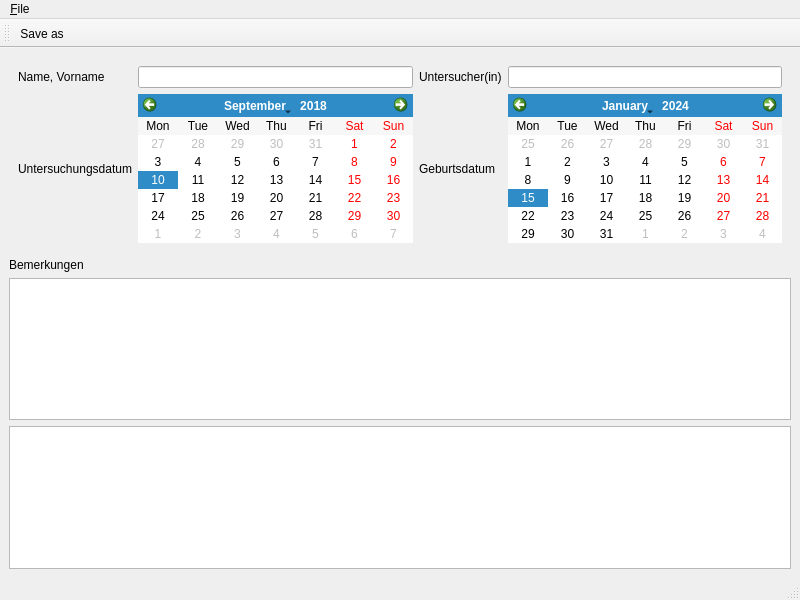
Before: the Qt Designer form source/mainwindow.ui in mandlm/ESGRAF48, drawn with Qt 5.
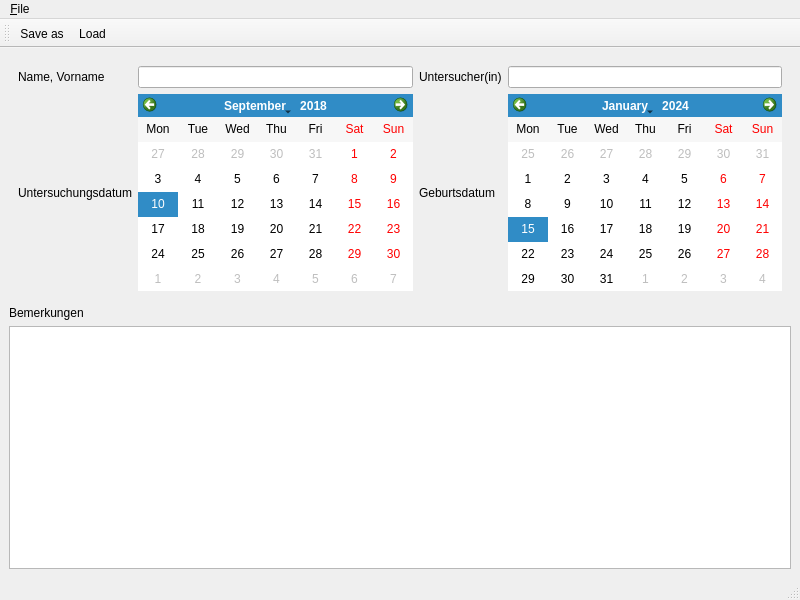
After: the same form once the commit is applied.

Commit message: implemented rudimentary load/save

What changed in the file:
```diff
--- a/source/mainwindow.ui
+++ b/source/mainwindow.ui
@@ -104,9 +104,6 @@
     <item>
      <widget class="QTextEdit" name="textEdit"/>
     </item>
-    <item>
-     <widget class="QTableView" name="tableView"/>
-    </item>
    </layout>
   </widget>
   <widget class="QMenuBar" name="menubar">
@@ -138,6 +135,7 @@
     <bool>false</bool>
    </attribute>
    <addaction name="actionSave_as"/>
+   <addaction name="actionLoad"/>
   </widget>
   <action name="actionSave_as">
    <property name="text">
@@ -147,6 +145,11 @@
     <string>Save as...</string>
    </property>
   </action>
+  <action name="actionLoad">
+   <property name="text">
+    <string>Load</string>
+   </property>
+  </action>
  </widget>
  <resources/>
  <connections/>
```
Left out of the diff: 1 changed line with no effect on the pictures. The commit also changes 7 other files.
